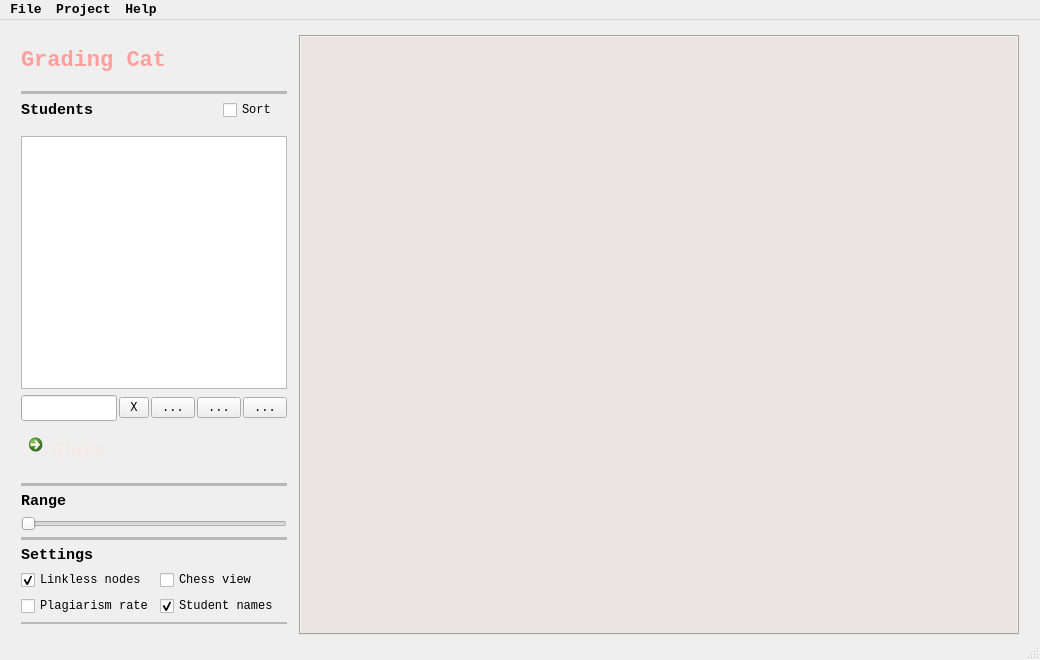
The window that vplag.ui (rg-software/grading-cat) describes before a commit, drawn with Qt 5.
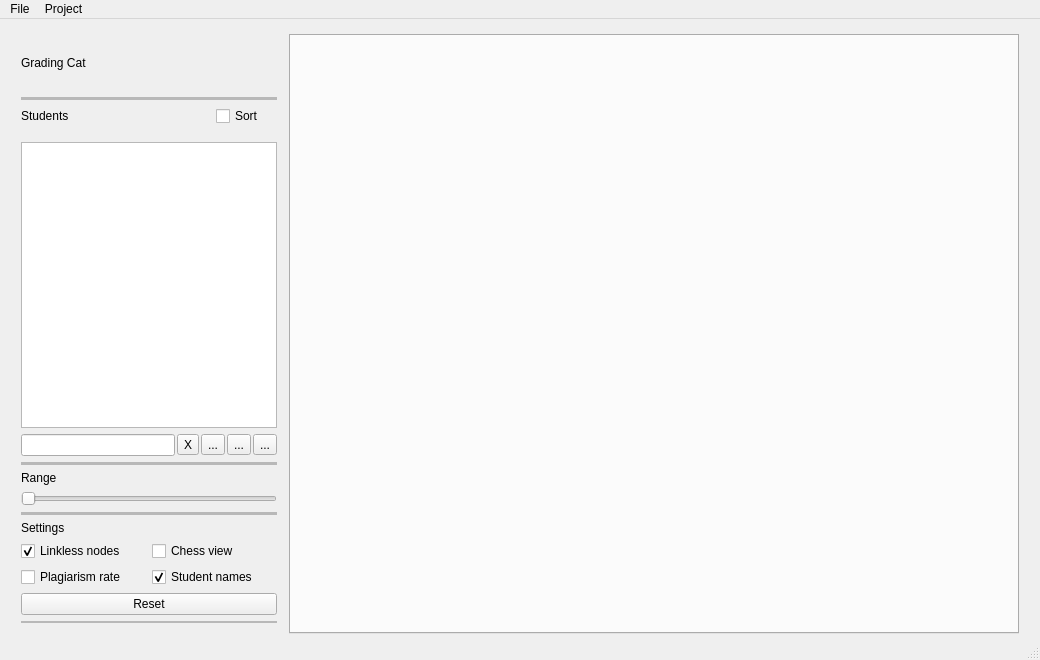
The same window after the commit. Icons and pictures are not drawn.

Commit message: pure beauty

The edit to the form file:
```diff
--- a/vplag.ui
+++ b/vplag.ui
@@ -25,342 +25,10 @@
     <height>660</height>
    </size>
   </property>
-  <property name="font">
-   <font>
-    <family>Consolas</family>
-   </font>
-  </property>
+
   <property name="windowTitle">
    <string>Grading Cat</string>
   </property>
-  <property name="styleSheet">
-   <string notr="true">QMainWindow{
-	color: #f5eae9;
-	background-color: rgba(138, 140, 152, 255)
-}
-QDialog{
-	color: #f5eae9;
-	background-color: rgba(138, 140, 152, 255);
-}
-Line{
-	background-color: qlineargradient(spread:pad, x1:0, y1:0, x2:1, y2:0, stop:0 rgba(252, 232, 227, 155), stop:1 rgba(123, 209, 201, 85));
-	border: none;		
-}
-QDialog QLabel {
-	color:rgb(236, 226, 223);	
-	font: 14px &quot;Consolas&quot;
-	
-}
-QDialog QPushButton{
-	border-style: outset;
-	border-radius: 2px;
-	border-width: 2px;
-	border-top-color: qlineargradient(spread:pad, x1:0.5, y1:0.6, x2:0.5, y2:0.4, stop:0 rgba(170, 144, 131, 255), stop:1 rgba(133, 127, 131, 255));
-	border-right-color: qlineargradient(spread:pad, x1:0.4, y1:0.5, x2:0.6, y2:0.5, stop:0 rgba(170, 144, 131, 255), stop:1 rgba(133, 127, 131, 255));
-	border-left-color: qlineargradient(spread:pad, x1:0.6, y1:0.5, x2:0.4, y2:0.5, stop:0 rgba(170, 144, 131, 255), stop:1 rgba(133, 127, 131, 255));
-	border-bottom-color: rgb(80, 95, 110);
-	border-bottom-width: 1px;
-	border-style: solid;
-	color: rgb(80, 95, 110);
-	width: 80px;	
-	background-color: qlineargradient(spread:pad, x1:0.5, y1:1, x2:0.5, y2:0, stop:0 rgba(250, 241, 236, 255), stop:1 rgba(250, 245, 236, 255));
-	border-right-color: qlineargradient(spread:pad, x1:0.4, y1:0.5, x2:0.6, y2:0.5, stop:0 rgba(123, 209, 201, 255), stop:1 rgba(205, 177, 168, 220));
-}
-
-QToolButton{
-	border-style: outset;
-	border-width: 2px;
-	border-top-color: qlineargradient(spread:pad, x1:0.5, y1:0.6, x2:0.5, y2:0.4, stop:0 rgba(81, 84, 100, 255), stop:1 rgba(45, 60, 75, 255));
-	border-right-color: qlineargradient(spread:pad, x1:0.4, y1:0.5, x2:0.6, y2:0.5, stop:0 rgba(81, 84, 100, 255), stop:1 rgba(45, 60, 75, 255));
-	border-left-color: qlineargradient(spread:pad, x1:0.6, y1:0.5, x2:0.4, y2:0.5, stop:0 rgba(81, 84, 100, 255), stop:1 rgba(45, 60, 75, 255));
-	border-bottom-color: rgb(43, 54, 70);
-	border-bottom-width: 1px;
-	border-style: solid;
-	color: rgb(255, 255, 255);
-	padding: 2px;
-	background-color: qlineargradient(spread:pad, x1:0.5, y1:1, x2:0.5, y2:0, stop:0 rgba(95, 97, 106, 255), stop:1 rgba(80, 95, 110, 255));
-	border-right-color: qlineargradient(spread:pad, x1:0.4, y1:0.5, x2:0.6, y2:0.5, stop:0 rgba(123, 209, 201, 255), stop:1 rgba(205, 177, 168, 220));
-}
-QToolButton:hover{
-	border-style: outset;
-	border-width: 2px;
-	border-top-color: qlineargradient(spread:pad, x1:0.5, y1:0.6, x2:0.5, y2:0.4, stop:0 rgba(233, 209, 201, 255), stop:1 rgba(205, 177, 168, 90));
-	border-right-color: qlineargradient(spread:pad, x1:0.4, y1:0.5, x2:0.6, y2:0.5, stop:0 rgba(123, 209, 201, 255), stop:1 rgba(205, 177, 168, 90));
-	border-left-color: qlineargradient(spread:pad, x1:0.6, y1:0.5, x2:0.4, y2:0.5, stop:0 rgba(233, 209, 201, 255), stop:1 rgba(205, 177, 168, 90));
-	border-bottom-color: rgb(165, 115, 115);
-	border-bottom-width: 1px;
-	border-style: solid;
-	color: rgb(255, 255, 255);
-	padding: 2px;
-	background-color: qlineargradient(spread:pad, x1:0.5, y1:1, x2:0.5, y2:0, stop:0 rgba(228, 206, 196, 90), stop:1 rgba(191, 163, 157, 90));
-}
-QToolButton:pressed{
-	border-style: outset;
-	border-width: 2px;
-	border-top-color: qlineargradient(spread:pad, x1:0.5, y1:0.6, x2:0.5, y2:0.4, stop:0 rgba(53, 64, 80, 255), stop:1 rgba(22, 22, 22, 255));
-	border-right-color: qlineargradient(spread:pad, x1:0.4, y1:0.5, x2:0.6, y2:0.5, stop:0 rgba(233, 209, 201, 255), stop:1 rgba(50, 65, 80, 255));
-	border-left-color: qlineargradient(spread:pad, x1:0.6, y1:0.5, x2:0.4, y2:0.5, stop:0 rgba(233, 209, 201, 255), stop:1 rgba(50, 65, 80, 255));
-	border-bottom-color: rgb(50, 65, 80);
-	border-bottom-width: 1px;
-	border-style: solid;
-	color: rgb(255, 255, 255);
-	padding: 2px;
-	background-color: qlineargradient(spread:pad, x1:0.5, y1:1, x2:0.5, y2:0, stop:0 rgba(45, 60, 75, 255), stop:1 rgba(40, 55, 70, 255));
-}
-QToolButton:disabled{
-	border-style: outset;
-	border-width: 2px;
-	border-top-color: qlineargradient(spread:pad, x1:0.5, y1:0.6, x2:0.5, y2:0.4, stop:0 rgba(88, 97, 112, 255), stop:1 rgba(50, 65, 80, 255));
-	border-right-color: qlineargradient(spread:pad, x1:0.4, y1:0.5, x2:0.6, y2:0.5, stop:0 rgba(88, 97, 112, 255), stop:1 rgba(50, 65, 80, 255));
-	border-left-color: qlineargradient(spread:pad, x1:0.6, y1:0.5, x2:0.4, y2:0.5, stop:0 rgba(88, 97, 112, 255), stop:1 rgba(50, 65, 80, 255));
-	border-bottom-color: rgb(40, 55, 70);
-	border-bottom-width: 1px;
-	border-style: solid;
-	color: rgb(0, 0, 0);
-	padding: 2px;
-	background-color: qlineargradient(spread:pad, x1:0.5, y1:1, x2:0.5, y2:0, stop:0 rgba(60, 55, 69, 255), stop:1 rgba(50, 66, 87, 255));
-}
-QAbstractButton:hover{
-	border-style: outset;
-	border-width: 2px;
-	border-top-color: qlineargradient(spread:pad, x1:0.5, y1:0.6, x2:0.5, y2:0.4, stop:0 rgba(233, 209, 201, 255), stop:1 rgba(205, 177, 168, 90));
-	border-right-color: qlineargradient(spread:pad, x1:0.4, y1:0.5, x2:0.6, y2:0.5, stop:0 rgba(123, 209, 201, 255), stop:1 rgba(205, 177, 168, 90));
-	border-left-color: qlineargradient(spread:pad, x1:0.6, y1:0.5, x2:0.4, y2:0.5, stop:0 rgba(233, 209, 201, 255), stop:1 rgba(205, 177, 168, 90));
-	border-bottom-color: rgb(165, 115, 115);
-	border-bottom-width: 1px;
-	border-style: solid;
-	color: rgb(255, 255, 255);
-	padding: 2px;
-	background-color: qlineargradient(spread:pad, x1:0.5, y1:1, x2:0.5, y2:0, stop:0 rgba(228, 206, 196, 90), stop:1 rgba(191, 163, 157, 90));
-} 
-
-QAbstractButton:pressed{
-	border-style: outset;
-	border-width: 2px;
-	border-top-color: qlineargradient(spread:pad, x1:0.5, y1:0.6, x2:0.5, y2:0.4, stop:0 rgba(53, 64, 80, 255), stop:1 rgba(22, 22, 22, 255));
-	border-right-color: qlineargradient(spread:pad, x1:0.4, y1:0.5, x2:0.6, y2:0.5, stop:0 rgba(233, 209, 201, 255), stop:1 rgba(50, 65, 80, 255));
-	border-left-color: qlineargradient(spread:pad, x1:0.6, y1:0.5, x2:0.4, y2:0.5, stop:0 rgba(233, 209, 201, 255), stop:1 rgba(50, 65, 80, 255));
-	border-bottom-color: rgb(50, 65, 80);
-	border-bottom-width: 1px;
-	border-style: solid;
-	color: rgb(255, 255, 255);
-	padding: 2px;
-	background-color: qlineargradient(spread:pad, x1:0.5, y1:1, x2:0.5, y2:0, stop:0 rgba(45, 60, 75, 255), stop:1 rgba(40, 55, 70, 255));
-}
-QAbstractButton:disabled{
-	border-style: outset;
-	border-width: 2px;
-	border-top-color: qlineargradient(spread:pad, x1:0.5, y1:0.6, x2:0.5, y2:0.4, stop:0 rgba(88, 97, 112, 255), stop:1 rgba(50, 65, 80, 255));
-	border-right-color: qlineargradient(spread:pad, x1:0.4, y1:0.5, x2:0.6, y2:0.5, stop:0 rgba(88, 97, 112, 255), stop:1 rgba(50, 65, 80, 255));
-	border-left-color: qlineargradient(spread:pad, x1:0.6, y1:0.5, x2:0.4, y2:0.5, stop:0 rgba(88, 97, 112, 255), stop:1 rgba(50, 65, 80, 255));
-	border-bottom-color: rgb(40, 55, 70);
-	border-bottom-width: 1px;
-	border-style: solid;
-	color: rgb(0, 0, 0);
-	padding: 2px;
-	background-color: qlineargradient(spread:pad, x1:0.5, y1:1, x2:0.5, y2:0, stop:0 rgba(60, 55, 69, 255), stop:1 rgba(50, 66, 87, 255));
-}
-QLineEdit {
-	border-width: 1px; border-radius: 2px;
-	border-color: rgba(50, 65, 80, 180);
-	border-style: inset;
-	padding: 0 6px;
-	color: #656270;
-    background-color: #faf1ec;
-	selection-background-color: rgb(187, 187, 187);
-	selection-color: rgb(55, 70, 90);
-}
-QListWidget {
-	border-width: 1px; 
-	border-radius: 2px;
-	border-color: rgba(50, 65, 80, 180);
-	border-style: inset;
-	padding: 6px;
-	color: #656270;
-    background-color: #faf1ec;
-	selection-background-color: rgb(187, 187, 187);
-	selection-color: rgb(55, 70, 90);
-	border-right-color: rgba(123, 209, 201, 195);
-}
-QListWidget::item:selected:active:hover{
-    background-color:rgb(254, 113, 105); 
-	color: rgb(254, 238, 237);
-}
-QListWidget::item:selected:active:!hover{
-    background-color:rgb(95, 97, 106);
-	color: rgb(254, 238, 237);
-}
-QListWidget::item:selected:!active{
-    background-color:rgb(95, 97, 106);
-	color: rgb(254, 238, 237);
-}
-QListWidget::item:!selected:hover{
-    background-color:rgb(254, 159, 156);
-	color: rgb(254, 238, 237);
-}
-
-
-QLabel {
-	color:rgb(222, 210, 205);	
-	font: bold large &quot;Consolas&quot;
-	
-}
-
-QCheckBox {
-	color: rgb(254, 238, 237);
-	padding: 2px;
-}
-QCheckBox:hover {
-	border-radius:4px;
-	border-style:solid;
-	padding-left: 1px;
-	padding-right: 1px;
-	padding-bottom: 1px;
-	padding-top: 1px;
-	border-width:1px;
-	border-color: rgb(87, 97, 106);
-	background-color:qlineargradient(spread:pad, x1:0.5, y1:0.7, x2:0.5, y2:0.3, stop:0 rgba(87, 97, 106, 80), stop:1 rgba(93, 103, 113, 80));
-}
-QCheckBox::indicator:checked {
-	border-radius:4px;
-	border-style:solid;
-	border-width:1px;
-	border-color: rgb(254, 229, 224);
-  	background-color:rgb(254, 159, 156);
-}
-QCheckBox::indicator:unchecked {
-	border-radius:4px;
-	border-style:solid;
-	border-width:1px;
-	border-color: rgb(167, 175, 180);
-	background-color:qlineargradient(spread:pad, x1:0.5, y1:0.7, x2:0.5, y2:0.3, stop:0 rgba(93, 103, 113, 255), stop:1 rgba(95, 97, 106, 255));
-  	
-}
-QSlider {	
-	border: none;
-}
-
-QSlider::groove:horizontal {
-	height: 5px;
-	margin: 4px 0px 4px 0px;	
-}
-
-QSlider::groove:vertical {
-	width: 5px;
-	margin: 0px 4px 0px 4px;
-}
-
-QSlider::handle {
-	border: 1px solid #a7afb4;
-	background: rgb(95, 97, 106);
-	border-left-color: qlineargradient(spread:pad, x1:0.4, y1:0.5, x2:0.6, y2:0.5, stop:0 rgba(123, 209, 201, 255), stop:1 rgba(205, 177, 168, 120));
-}
-
-QSlider::handle:horizontal {
-	width: 15px;
-	margin: -4px 0px -4px 0px;
-}
-
-QSlider::handle:vertical {
-	height: 15px;
-	margin: 0px -4px 0px -4px;
-}
-
-QSlider::add-page:vertical, QSlider::sub-page:horizontal {
-	background: #2d3c4b;
-}
-
-QSlider::sub-page:vertical, QSlider::add-page:horizontal {
-	background: #fe9f9c;
-}
-
-
-QMenuBar {
-	background:#faf1ec;
-	font: bold large &quot;Consolas&quot;
-}
-QMenuBar::item {
-	color:rgb(95, 97, 106);
-	spacing: 3px;
-	padding: 1px 4px;
-	background: transparent;
-	
-}
-
-QMenuBar::item:selected {
-	background:rgb(254, 159, 156);
-}
-QMenu::item:selected {
-	color:rgb(138, 140, 152);
-	border-width:2px;
-	border-style:solid;
-	background:rgb(235, 229, 229);
-	border-top-color: qlineargradient(spread:pad, x1:0.5, y1:0.6, x2:0.5, y2:0.4, stop:0 rgba(233, 209, 201, 255), stop:1 rgba(205, 177, 168, 90));
-	border-right-color: qlineargradient(spread:pad, x1:0.4, y1:0.5, x2:0.6, y2:0.5, stop:0 rgba(233, 209, 201, 180), stop:1 rgba(50, 65, 80, 180));	
-	border-left-color: qlineargradient(spread:pad, x1:0.6, y1:0.5, x2:0.4, y2:0.5, stop:0 rgba(233, 209, 201, 255), stop:1 rgba(205, 177, 168, 90));
-	border-bottom-color: qlineargradient(spread:pad, x1:0.4, y1:0.5, x2:0.6, y2:0.5, stop:0 rgba(123, 209, 201, 255), stop:1 rgba(205, 177, 168, 120));
-	border-bottom-width: 1px;
-}
-
-QMenu{
-	background-color:#faf1ec;
-}
-
-QMenu::item, QMenu::item:editable{
-	color:rgb(254, 229, 224);
-	background-color:rgb(138, 140, 152);
-	padding-left:20px;
-	padding-top:4px;
-	padding-bottom:4px;
-	padding-right:10px;
-	font: 14px &quot;Consolas&quot;
-}
-
-QMenu::item:disabled{
-	color:rgb(194, 189, 188)
-}
-
-
-QTabWidget { 
-	color: #656270;
-	background-color: #faf1ec
-}
-
-QTabWidget::pane {
-	border-color:rgba(95, 97, 106, 80);
-	color: rgb(250, 241, 236);
-	border-style: solid;
-	border-width: 1px;
-
-}
-QTabBar::tab {
-	padding:1px;
-	color:rgb(95, 97, 106);
-	background-color:rgb(250, 240, 236);
-	border-style: solid;
-	border-width: 1px;
-	border-bottom-color: qlineargradient(spread:pad, x1:0.4, y1:0.5, x2:0.6, y2:0.5, stop:0 rgba(95, 97, 106, 85), stop:1 rgba(118, 125, 143, 80));
-	border-top-color: qlineargradient(spread:pad, x1:0.5, y1:0.6, x2:0.5, y2:0.4, stop:0 rgba(254, 229, 224, 155), stop:1 rgba(254, 243, 238, 90));
-	border-left-color: qlineargradient(spread:pad, x1:0.4, y1:0.5, x2:0.6, y2:0.5, stop:0 rgba(254, 229, 224, 255), stop:1 rgba(254, 223, 216, 220));
-	border-right-color: qlineargradient(spread:pad, x1:0.4, y1:0.5, x2:0.6, y2:0.5, stop:0 rgba(123, 209, 201, 255), stop:1 rgba(205, 177, 168, 220));
-	border-right-width: 2px;
-
-}
-QTabBar::tab:selected, QTabBar::tab:last:selected, QTabBar::tab:hover {
-  	background-color:#fe9f9c;
-	color:rgb(255, 245, 235);
-	margin-left: 0px;
-	margin-right: 1px;
-	border-color: rgb(255, 245, 235);
-	border-width: 2px;
-}
-QTabBar::tab:!selected {
-    	margin-top: 1px;
-		margin-right: 1px
-}
-border: none;
-    background: red;</string>
-  </property>
   <property name="locale">
    <locale language="English" country="World"/>
   </property>
@@ -380,11 +48,7 @@
      <height>620</height>
     </size>
    </property>
-   <property name="font">
-    <font>
-     <family>Consolas</family>
-    </font>
-   </property>
+
    <property name="toolTip">
     <string notr="true"/>
    </property>
@@ -435,24 +99,15 @@
           <height>600</height>
          </size>
         </property>
-        <property name="font">
-         <font>
-          <family>Consolas</family>
-          <pointsize>11</pointsize>
-         </font>
-        </property>
-        <property name="styleSheet">
-         <string notr="true">color: #656270;
-background-color: rgb(234, 229, 226)
-</string>
-        </property>
+
+
         <property name="currentIndex">
          <number>-1</number>
         </property>
        </widget>
       </item>
       <item row="0" column="0">
-       <layout class="QVBoxLayout" name="verticalLayoutMenu" stretch="1,0,0,5,0,1,1,0,0,0,0,0,2">
+       <layout class="QVBoxLayout" name="verticalLayoutMenu" stretch="1,0,0,5,0,1,0,0,0,0,0,0,2">
         <property name="spacing">
          <number>6</number>
         </property>
@@ -464,20 +119,7 @@
             <verstretch>0</verstretch>
            </sizepolicy>
           </property>
-          <property name="font">
-           <font>
-            <family>Consolas</family>
-            <pointsize>-1</pointsize>
-            <italic>false</italic>
-            <bold>true</bold>
-           </font>
-          </property>
-          <property name="styleSheet">
-           <string notr="true">
-   font-size: 22px;
-	font-weight: bold;
-    color: #fe9f9c; </string>
-          </property>
+
           <property name="text">
            <string>Grading Cat</string>
           </property>
@@ -531,14 +173,7 @@
           </item>
           <item row="0" column="0">
            <widget class="QLabel" name="label_2">
-            <property name="font">
-             <font>
-              <family>Consolas</family>
-              <pointsize>11</pointsize>
-              <italic>false</italic>
-              <bold>true</bold>
-             </font>
-            </property>
+
             <property name="text">
              <string>Students</string>
             </property>
@@ -572,11 +207,6 @@
               <height>26</height>
              </size>
             </property>
-            <property name="font">
-             <font>
-              <pointsize>11</pointsize>
-             </font>
-            </property>
             <property name="styleSheet">
              <string notr="true"/>
             </property>
@@ -652,33 +282,6 @@
           </item>
          </layout>
         </item>
-        <item>
-         <widget class="QCommandLinkButton" name="Show">
-          <property name="font">
-           <font>
-            <family>Segoe UI</family>
-            <pointsize>16</pointsize>
-            <bold>true</bold>
-           </font>
-          </property>
-          <property name="styleSheet">
-           <string notr="true">color: #f5eae9;</string>
-          </property>
-          <property name="text">
-           <string>Show</string>
-          </property>
-          <property name="icon">
-           <iconset>
-            <normaloff>icons/Arrow.ico</normaloff>icons/Arrow.ico</iconset>
-          </property>
-          <property name="iconSize">
-           <size>
-            <width>30</width>
-            <height>30</height>
-           </size>
-          </property>
-         </widget>
-        </item>
         <item>
          <widget class="Line" name="line">
           <property name="minimumSize">
@@ -700,14 +303,7 @@
         </item>
         <item>
          <widget class="QLabel" name="label_Range">
-          <property name="font">
-           <font>
-            <family>Consolas</family>
-            <pointsize>11</pointsize>
-            <italic>false</italic>
-            <bold>true</bold>
-           </font>
-          </property>
+
           <property name="text">
            <string>Range</string>
           </property>
@@ -741,14 +337,7 @@
         </item>
         <item>
          <widget class="QLabel" name="label_3">
-          <property name="font">
-           <font>
-            <family>Consolas</family>
-            <pointsize>11</pointsize>
-            <italic>false</italic>
-            <bold>true</bold>
-           </font>
-          </property>
+ 
           <property name="text">
            <string>Settings</string>
           </property>
@@ -758,12 +347,7 @@
          <layout class="QGridLayout" name="gridLayout_2">
           <item row="1" column="0">
            <widget class="QCheckBox" name="showRate">
-            <property name="font">
-             <font>
-              <family>Consolas</family>
-              <pointsize>9</pointsize>
-             </font>
-            </property>
+ 
             <property name="text">
              <string>Plagiarism rate</string>
             </property>
@@ -774,12 +358,7 @@
             <property name="enabled">
              <bool>true</bool>
             </property>
-            <property name="font">
-             <font>
-              <family>Consolas</family>
-              <pointsize>9</pointsize>
-             </font>
-            </property>
+ 
             <property name="text">
              <string>Student names</string>
             </property>
@@ -790,12 +369,7 @@
           </item>
           <item row="0" column="0">
            <widget class="QCheckBox" name="showLinkless">
-            <property name="font">
-             <font>
-              <family>Consolas</family>
-              <pointsize>9</pointsize>
-             </font>
-            </property>
+ 
             <property name="text">
              <string>Linkless nodes</string>
             </property>
@@ -806,12 +380,7 @@
           </item>
           <item row="0" column="1">
            <widget class="QCheckBox" name="chess">
-            <property name="font">
-             <font>
-              <family>Consolas</family>
-              <pointsize>9</pointsize>
-             </font>
-            </property>
+            
             <property name="text">
              <string>Chess view</string>
             </property>
@@ -819,6 +388,13 @@
           </item>
          </layout>
         </item>
+        <item>
+         <widget class="QPushButton" name="resetButton">
+          <property name="text">
+           <string>Reset</string>
+          </property>
+         </widget>
+        </item>
         <item>
          <widget class="Line" name="line_4">
           <property name="minimumSize">
@@ -850,17 +426,10 @@
      <x>0</x>
      <y>0</y>
      <width>1040</width>
-     <height>19</height>
+     <height>22</height>
     </rect>
    </property>
-   <property name="font">
-    <font>
-     <family>Consolas</family>
-     <pointsize>10</pointsize>
-     <italic>false</italic>
-     <bold>true</bold>
-    </font>
-   </property>
+
    <widget class="QMenu" name="menuFile">
     <property name="title">
      <string>File</string>
@@ -872,12 +441,7 @@
     <addaction name="separator"/>
     <addaction name="actionQuit"/>
    </widget>
-   <widget class="QMenu" name="menuHelp">
-    <property name="title">
-     <string>Help</string>
-    </property>
-    <addaction name="actionAbout_VPlag"/>
-   </widget>
+
    <widget class="QMenu" name="menuProject">
     <property name="title">
      <string>Project</string>
@@ -888,7 +452,6 @@
    </widget>
    <addaction name="menuFile"/>
    <addaction name="menuProject"/>
-   <addaction name="menuHelp"/>
   </widget>
   <widget class="QStatusBar" name="statusbar"/>
   <action name="actionSave">
```
Left out of the diff: 83 changed lines with no effect on the pictures. The commit also changes 2 other files.
